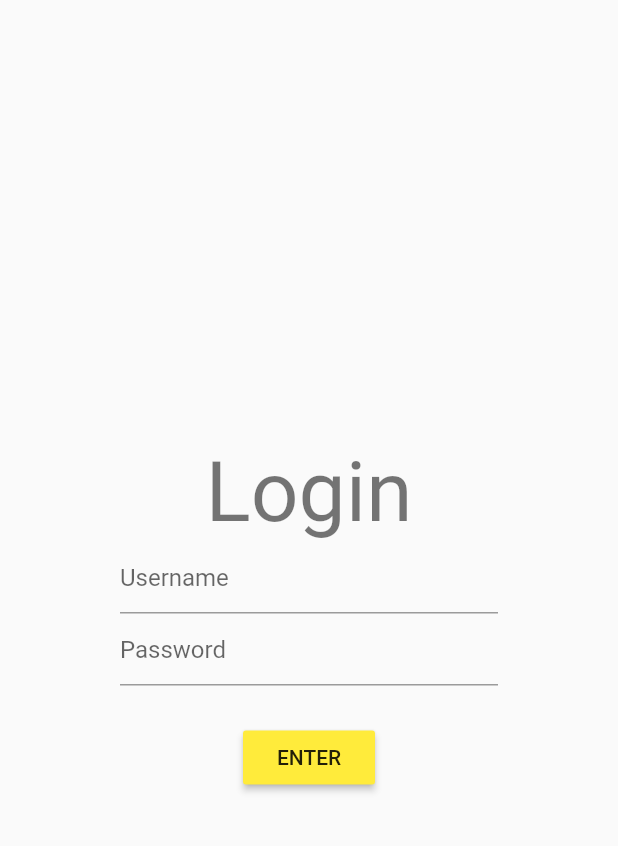
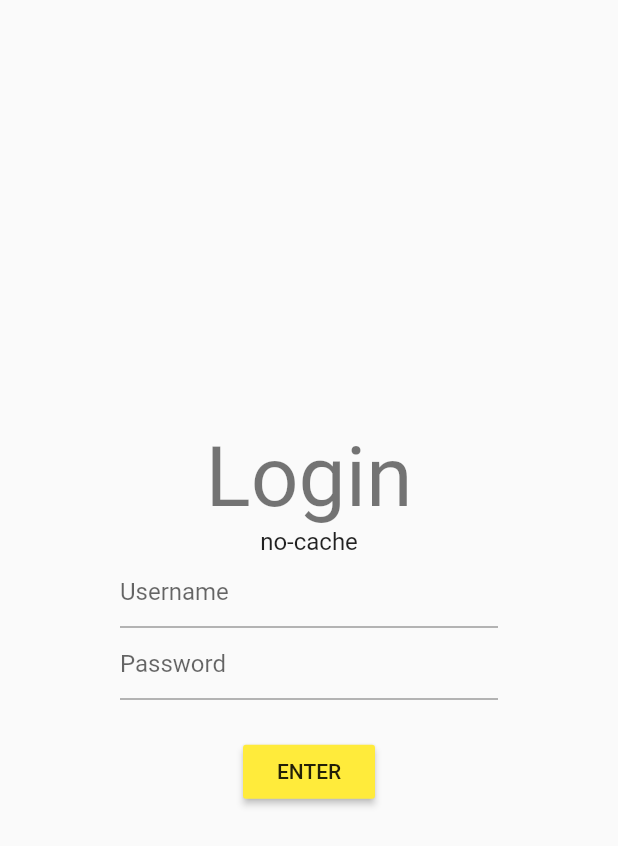
Before and after one commit to damphat/mela_messenger, a Flutter app: the screen it shows after launch, on a phone screen of 412 x 824 dp. Shown: the top 846 px of the screen. Run offline on Flutter 3.47's test engine with Material 2 defaults, Android fonts, the light colour scheme and no system bars; our stand-ins replace fluttertoast.

Commit message:
Cache-Control = no-cache

```diff
--- a/lib/screens/login.dart
+++ b/lib/screens/login.dart
@@ -7,6 +7,7 @@ class MyLogin extends StatelessWidget {
     return Scaffold(
       body: Center(
         child: Container(
+          constraints: BoxConstraints(maxWidth: 600),
           padding: const EdgeInsets.all(80),
           child: Column(
             mainAxisAlignment: MainAxisAlignment.center,
@@ -14,6 +15,10 @@ class MyLogin extends StatelessWidget {
               Text(
                 'Login',
                 style: Theme.of(context).textTheme.headline2,
+              ),
+              Text(
+                'no-cache',
+                style: Theme.of(context).textTheme.subtitle1,
               ),
               TextField(
                 decoration: InputDecoration(
```
Also changed, not shown: 1 other file.
